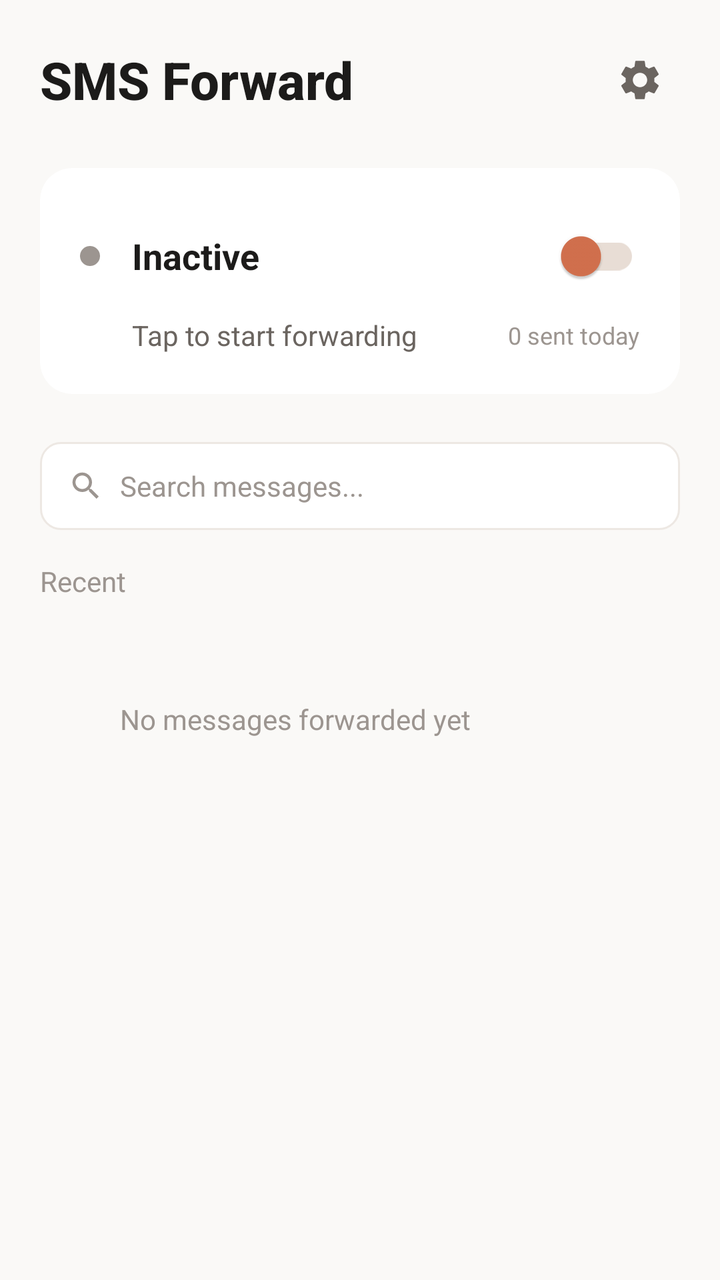
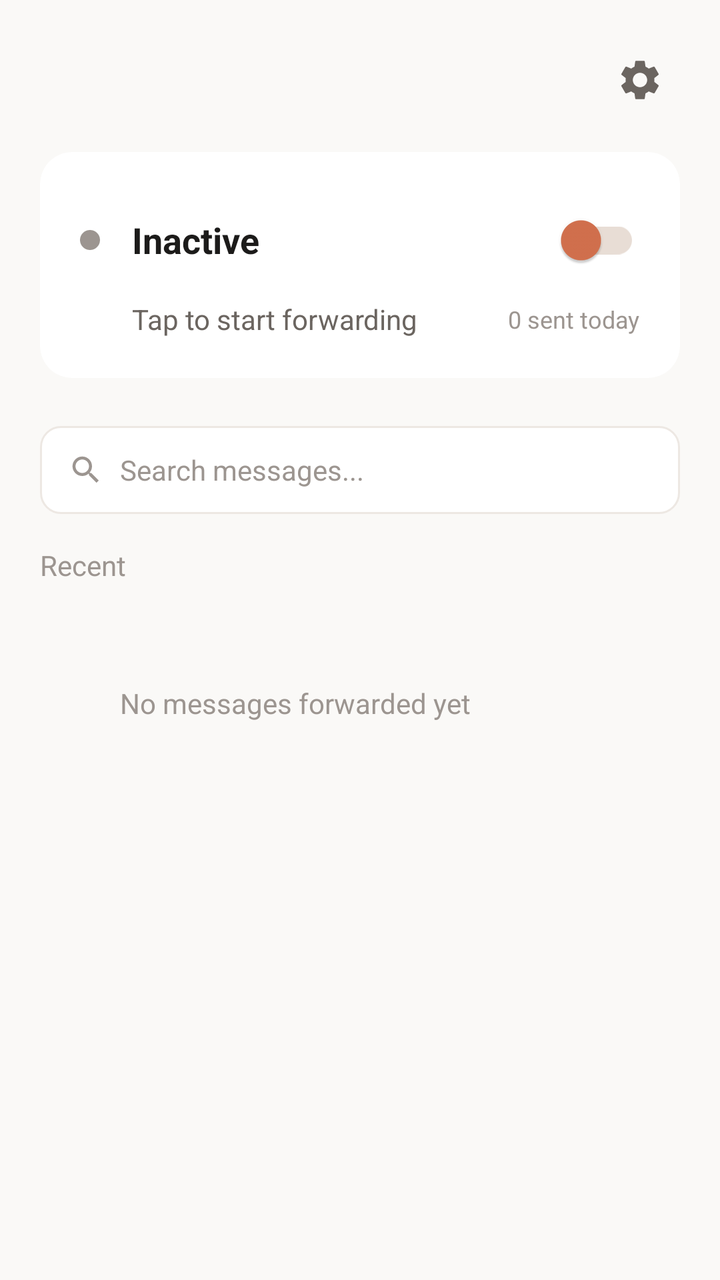

An Android layout rendered at two revisions. The XML below is the earlier revision; the diff shows what the commit changed to produce the second picture.
<!-- AndroidManifest.xml: application theme Theme.SmsForward -->
<!-- res/layout/activity_home.xml -->
<?xml version="1.0" encoding="utf-8"?>
<LinearLayout xmlns:android="http://schemas.android.com/apk/res/android"
    android:layout_width="match_parent"
    android:layout_height="match_parent"
    android:orientation="vertical"
    android:background="@color/background"
    android:padding="20dp">

    
    <LinearLayout
        android:layout_width="match_parent"
        android:layout_height="wrap_content"
        android:orientation="horizontal"
        android:gravity="center_vertical"
        android:layout_marginBottom="24dp">

        <TextView
            android:layout_width="0dp"
            android:layout_height="wrap_content"
            android:layout_weight="1"
            android:text="SMS Forward"
            android:textSize="26sp"
            android:textStyle="bold"
            android:textColor="@color/text_primary"
            android:fontFamily="sans-serif-medium" />

        <ImageView
            android:id="@+id/btn_settings"
            android:layout_width="40dp"
            android:layout_height="40dp"
            android:src="@drawable/ic_settings"
            android:padding="8dp"
            android:background="?attr/selectableItemBackgroundBorderless"
            android:contentDescription="Settings" />
    </LinearLayout>

    
    <androidx.cardview.widget.CardView
        android:id="@+id/card_status"
        android:layout_width="match_parent"
        android:layout_height="wrap_content"
        android:layout_marginBottom="24dp"
        app:cardCornerRadius="16dp"
        app:cardElevation="0dp"
        app:cardBackgroundColor="@color/surface"
        xmlns:app="http://schemas.android.com/apk/res-auto">

        <LinearLayout
            android:layout_width="match_parent"
            android:layout_height="wrap_content"
            android:orientation="vertical"
            android:padding="20dp">

            <LinearLayout
                android:layout_width="match_parent"
                android:layout_height="wrap_content"
                android:orientation="horizontal"
                android:gravity="center_vertical">

                <View
                    android:id="@+id/view_status_dot"
                    android:layout_width="10dp"
                    android:layout_height="10dp"
                    android:background="@drawable/dot_inactive" />

                <TextView
                    android:id="@+id/tv_status"
                    android:layout_width="0dp"
                    android:layout_height="wrap_content"
                    android:layout_weight="1"
                    android:text="Inactive"
                    android:textSize="18sp"
                    android:textStyle="bold"
                    android:textColor="@color/text_primary"
                    android:layout_marginStart="16dp" />

                <com.google.android.material.switchmaterial.SwitchMaterial
                    android:id="@+id/switch_forward"
                    android:layout_width="wrap_content"
                    android:layout_height="wrap_content"
                    app:thumbTint="@color/switch_thumb"
                    app:trackTint="@color/switch_track" />
            </LinearLayout>

            <LinearLayout
                android:layout_width="match_parent"
                android:layout_height="wrap_content"
                android:orientation="horizontal"
                android:gravity="center_vertical"
                android:layout_marginTop="6dp"
                android:layout_marginStart="26dp">

                <TextView
                    android:id="@+id/tv_status_sub"
                    android:layout_width="0dp"
                    android:layout_height="wrap_content"
                    android:layout_weight="1"
                    android:text="Tap to start forwarding"
                    android:textSize="14sp"
                    android:textColor="@color/text_secondary" />

                <TextView
                    android:id="@+id/tv_count"
                    android:layout_width="wrap_content"
                    android:layout_height="wrap_content"
                    android:text="0 sent today"
                    android:textSize="12sp"
                    android:textColor="@color/text_tertiary" />
            </LinearLayout>
        </LinearLayout>
    </androidx.cardview.widget.CardView>

    
    <androidx.cardview.widget.CardView
        android:id="@+id/card_no_dest"
        android:layout_width="match_parent"
        android:layout_height="wrap_content"
        android:layout_marginBottom="16dp"
        android:visibility="gone"
        xmlns:app="http://schemas.android.com/apk/res-auto"
        app:cardCornerRadius="12dp"
        app:cardElevation="0dp"
        app:cardBackgroundColor="@color/warning_bg">

        <LinearLayout
            android:layout_width="match_parent"
            android:layout_height="wrap_content"
            android:padding="16dp"
            android:gravity="center_vertical"
            android:orientation="horizontal">

            <LinearLayout
                android:layout_width="0dp"
                android:layout_height="wrap_content"
                android:layout_weight="1"
                android:orientation="vertical">

                <TextView
                    android:layout_width="wrap_content"
                    android:layout_height="wrap_content"
                    android:text="No destination configured"
                    android:textSize="14sp"
                    android:textStyle="bold"
                    android:textColor="@color/text_primary" />

                <TextView
                    android:layout_width="wrap_content"
                    android:layout_height="wrap_content"
                    android:text="Tap to add Telegram, Ntfy, or Webhook"
                    android:textSize="13sp"
                    android:textColor="@color/text_secondary"
                    android:layout_marginTop="2dp" />
            </LinearLayout>

            <TextView
                android:layout_width="wrap_content"
                android:layout_height="wrap_content"
                android:text="Setup"
                android:textSize="14sp"
                android:textStyle="bold"
                android:textColor="@color/primary" />
        </LinearLayout>
    </androidx.cardview.widget.CardView>

    
    <EditText
        android:id="@+id/et_search"
        android:layout_width="match_parent"
        android:layout_height="44dp"
        android:hint="Search messages..."
        android:inputType="text"
        android:background="@drawable/input_bg"
        android:paddingHorizontal="14dp"
        android:textSize="14sp"
        android:textColor="@color/text_primary"
        android:textColorHint="@color/text_tertiary"
        android:drawableStart="@drawable/ic_search"
        android:drawablePadding="8dp"
        android:layout_marginBottom="16dp" />

    
    <TextView
        android:id="@+id/tv_recent_label"
        android:layout_width="wrap_content"
        android:layout_height="wrap_content"
        android:text="Recent"
        android:textSize="14sp"
        android:textColor="@color/text_tertiary"
        android:layout_marginBottom="10dp" />

    <TextView
        android:id="@+id/tv_empty"
        android:layout_width="match_parent"
        android:layout_height="wrap_content"
        android:text="No messages forwarded yet"
        android:textSize="14sp"
        android:textColor="@color/text_tertiary"
        android:textAlignment="center"
        android:padding="40dp"
        android:visibility="visible" />

    <androidx.recyclerview.widget.RecyclerView
        android:id="@+id/recycler_messages"
        android:layout_width="match_parent"
        android:layout_height="0dp"
        android:layout_weight="1"
        android:clipToPadding="false" />

</LinearLayout>
<!-- resources referenced by this layout -->
<resources>
  <color name="background">#FAF9F7</color>
  <color name="primary">#D4714E</color>
  <color name="surface">#FFFFFF</color>
  <color name="switch_thumb">#D4714E</color>
  <color name="switch_track">#E8DDD5</color>
  <color name="text_primary">#1C1B1A</color>
  <color name="text_secondary">#6B6560</color>
  <color name="text_tertiary">#9C9590</color>
  <color name="warning_bg">#FFF3E0</color>
  <!-- drawable dot_inactive (drawable) -->
  <?xml version="1.0" encoding="utf-8"?>
  <shape xmlns:android="http://schemas.android.com/apk/res/android"
      android:shape="oval">
      <solid android:color="@color/text_tertiary" />
      <size android:width="10dp" android:height="10dp" />
  </shape>
  <!-- drawable ic_search (drawable) -->
  <?xml version="1.0" encoding="utf-8"?>
  <vector xmlns:android="http://schemas.android.com/apk/res/android"
      android:width="18dp"
      android:height="18dp"
      android:viewportWidth="24"
      android:viewportHeight="24">
      <path
          android:fillColor="@color/text_tertiary"
          android:pathData="M15.5,14h-0.79l-0.28,-0.27C15.41,12.59 16,11.11 16,9.5 16,5.91 13.09,3 9.5,3S3,5.91 3,9.5 5.91,16 9.5,16c1.61,0 3.09,-0.59 4.23,-1.57l0.27,0.28v0.79l5,4.99L20.49,19l-4.99,-5zM9.5,14C7.01,14 5,11.99 5,9.5S7.01,5 9.5,5 14,7.01 14,9.5 11.99,14 9.5,14z"/>
  </vector>
  <!-- drawable ic_settings (drawable) -->
  <?xml version="1.0" encoding="utf-8"?>
  <vector xmlns:android="http://schemas.android.com/apk/res/android"
      android:width="24dp"
      android:height="24dp"
      android:viewportWidth="24"
      android:viewportHeight="24">
      <path
          android:fillColor="@color/text_secondary"
          android:pathData="M19.14,12.94c0.04,-0.3 0.06,-0.61 0.06,-0.94c0,-0.32 -0.02,-0.64 -0.07,-0.94l2.03,-1.58c0.18,-0.14 0.23,-0.41 0.12,-0.61l-1.92,-3.32c-0.12,-0.22 -0.37,-0.29 -0.59,-0.22l-2.39,0.96c-0.5,-0.38 -1.03,-0.7 -1.62,-0.94L14.4,2.81c-0.04,-0.24 -0.24,-0.41 -0.48,-0.41h-3.84c-0.24,0 -0.43,0.17 -0.47,0.41L9.25,5.35C8.66,5.59 8.12,5.92 7.63,6.29L5.24,5.33c-0.22,-0.08 -0.47,0 -0.59,0.22L2.74,8.87C2.62,9.08 2.66,9.34 2.86,9.48l2.03,1.58C4.84,11.36 4.8,11.69 4.8,12s0.02,0.64 0.07,0.94l-2.03,1.58c-0.18,0.14 -0.23,0.41 -0.12,0.61l1.92,3.32c0.12,0.22 0.37,0.29 0.59,0.22l2.39,-0.96c0.5,0.38 1.03,0.7 1.62,0.94l0.36,2.54c0.05,0.24 0.24,0.41 0.48,0.41h3.84c0.24,0 0.44,-0.17 0.47,-0.41l0.36,-2.54c0.59,-0.24 1.13,-0.56 1.62,-0.94l2.39,0.96c0.22,0.08 0.47,0 0.59,-0.22l1.92,-3.32c0.12,-0.22 0.07,-0.47 -0.12,-0.61L19.14,12.94zM12,15.6c-1.98,0 -3.6,-1.62 -3.6,-3.6s1.62,-3.6 3.6,-3.6s3.6,1.62 3.6,3.6S13.98,15.6 12,15.6z"/>
  </vector>
  <!-- drawable input_bg (drawable) -->
  <?xml version="1.0" encoding="utf-8"?>
  <shape xmlns:android="http://schemas.android.com/apk/res/android">
      <solid android:color="@color/surface" />
      <stroke android:width="1dp" android:color="@color/border" />
      <corners android:radius="10dp" />
  </shape>
  <style name="Theme.SmsForward" parent="Theme.MaterialComponents.Light.NoActionBar">
          <item name="colorPrimary">@color/primary</item>
          <item name="colorPrimaryDark">@color/primary_dark</item>
          <item name="colorAccent">@color/accent</item>
          <item name="android:windowBackground">@color/background</item>
          <item name="android:statusBarColor">@color/background</item>
          <item name="android:windowLightStatusBar">true</item>
      </style>
  <color name="border">#EDE8E3</color>
  <color name="primary_dark">#B85A3A</color>
  <color name="accent">#D4714E</color>
</resources>

<!-- the commit's change to res/layout/activity_home.xml (unified diff, before → after) -->
@@ -7,22 +7,10 @@
     android:padding="20dp">
 
     
-    <LinearLayout
+    <FrameLayout
         android:layout_width="match_parent"
         android:layout_height="wrap_content"
-        android:orientation="horizontal"
-        android:gravity="center_vertical"
-        android:layout_marginBottom="24dp">
-
-        <TextView
-            android:layout_width="0dp"
-            android:layout_height="wrap_content"
-            android:layout_weight="1"
-            android:text="SMS Forward"
-            android:textSize="26sp"
-            android:textStyle="bold"
-            android:textColor="@color/text_primary"
-            android:fontFamily="sans-serif-medium" />
+        android:layout_marginBottom="16dp">
 
         <ImageView
             android:id="@+id/btn_settings"
@@ -30,9 +18,10 @@
             android:layout_height="40dp"
             android:src="@drawable/ic_settings"
             android:padding="8dp"
+            android:layout_gravity="end"
             android:background="?attr/selectableItemBackgroundBorderless"
             android:contentDescription="Settings" />
-    </LinearLayout>
+    </FrameLayout>
 
     
     <androidx.cardview.widget.CardView
